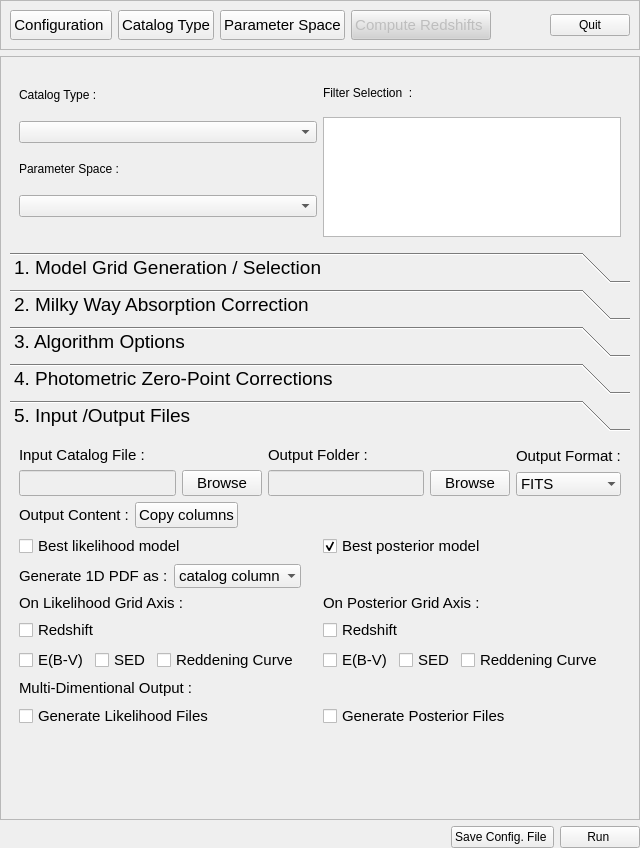
Old version of the form PhzQtUI/auxdir/PhzQtUI/FormAnalysis.ui in the repository astrorama/Phosphoros.
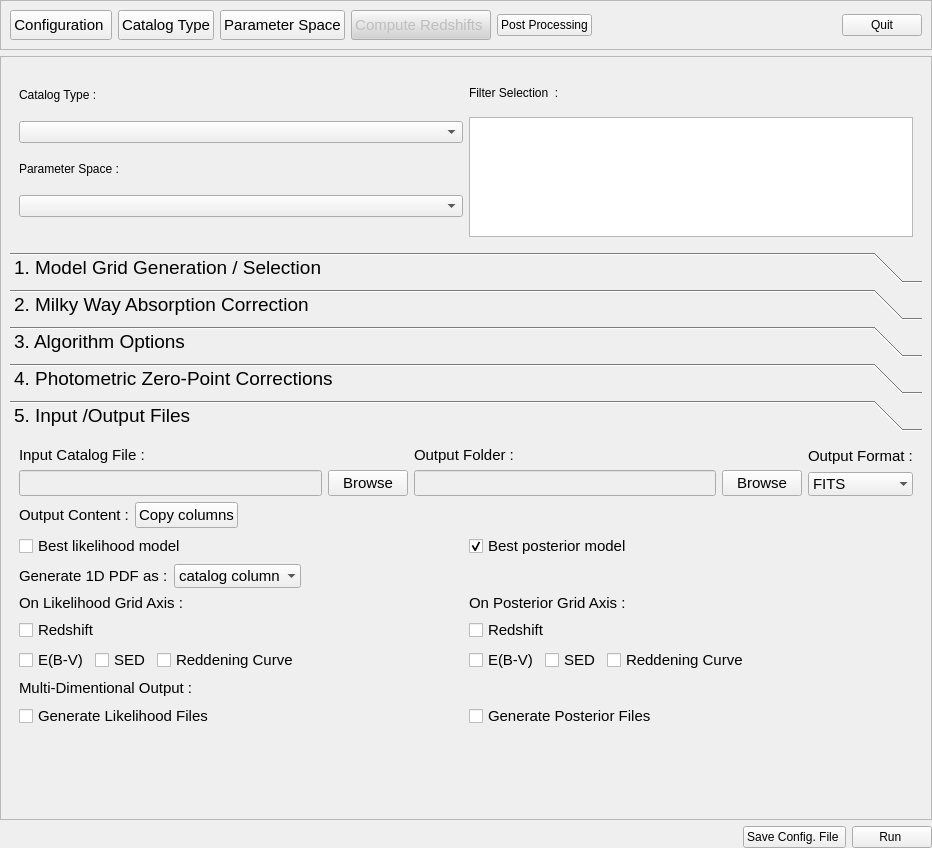
New version of the form.

Diff of the .ui file:
```diff
--- a/PhzQtUI/auxdir/PhzQtUI/FormAnalysis.ui
+++ b/PhzQtUI/auxdir/PhzQtUI/FormAnalysis.ui
@@ -6,7 +6,7 @@
    <rect>
     <x>0</x>
     <y>0</y>
-    <width>640</width>
+    <width>932</width>
     <height>848</height>
    </rect>
   </property>
@@ -131,6 +131,13 @@
         </property>
        </widget>
       </item>
+      <item>
+       <widget class="QPushButton" name="btn_ToPP">
+        <property name="text">
+         <string>Post Processing</string>
+        </property>
+       </widget>
+      </item>
       <item>
        <spacer name="horizontalSpacer_7">
         <property name="orientation">
@@ -164,7 +171,7 @@
        <rect>
         <x>0</x>
         <y>0</y>
-        <width>638</width>
+        <width>930</width>
         <height>752</height>
        </rect>
       </property>
@@ -1134,7 +1141,7 @@
            <rect>
             <x>0</x>
             <y>0</y>
-            <width>607</width>
+            <width>899</width>
             <height>379</height>
            </rect>
           </property>
```
